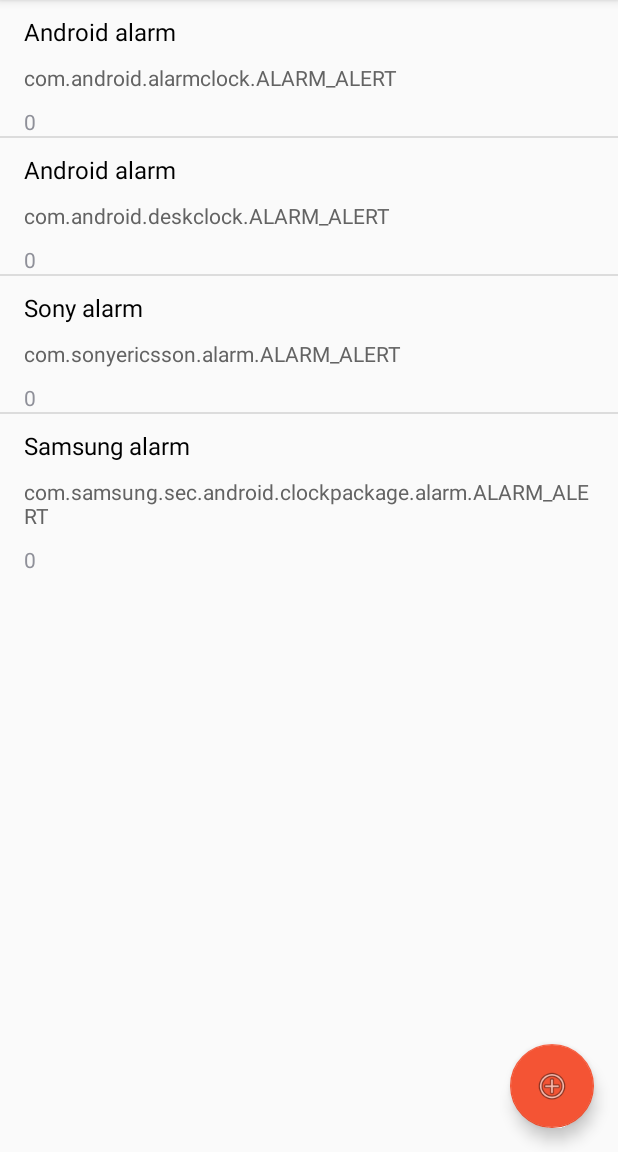
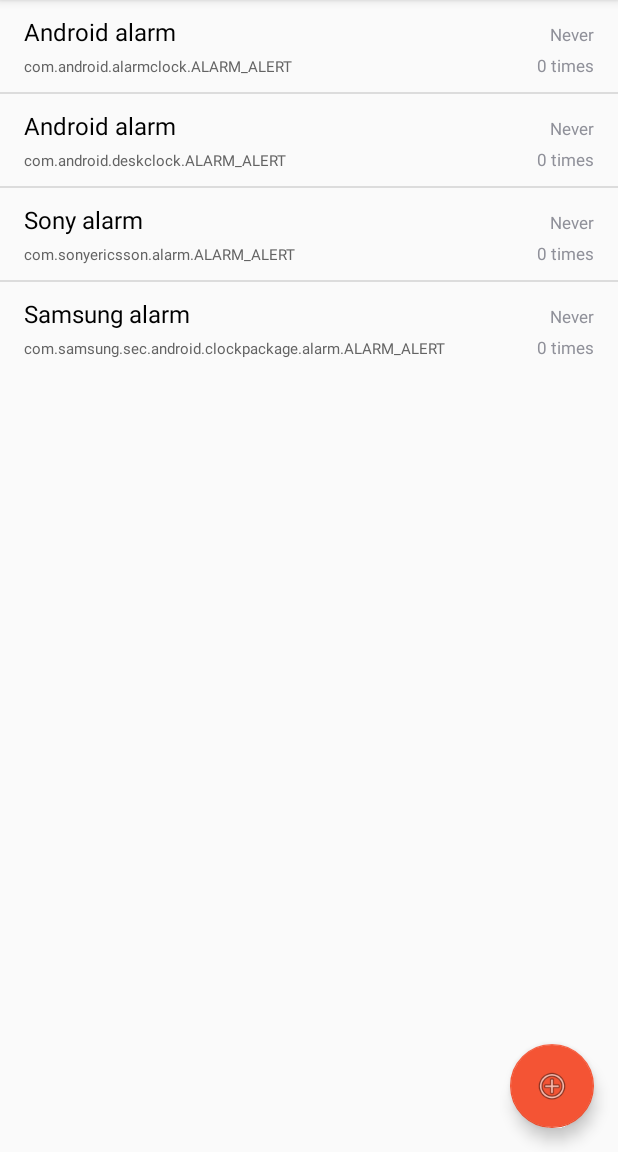
Before and after one commit to pixento/broadcast-to-mqtt, an Android app: the screen it shows after launch (MainActivity), on a phone screen of 412 x 824 dp, the part 84-1236 px from its top. Run offline under Robolectric (Android 15) with nearby library versions, the phone set to English and light mode, and no system bars; libraries missing offline, so code that uses them is left out: org.eclipse.paho; 9 statements that could not run were skipped.

Commit message:
Improved BC list layout

```diff
--- a/app/src/main/java/pixento/nl/broadcasttomqtt/BroadcastItemAdapter.java
+++ b/app/src/main/java/pixento/nl/broadcasttomqtt/BroadcastItemAdapter.java
@@ -1,11 +1,15 @@
 package pixento.nl.broadcasttomqtt;
 
 import android.content.Context;
+import android.text.format.DateUtils;
 import android.view.LayoutInflater;
 import android.view.View;
 import android.view.ViewGroup;
 import android.widget.BaseAdapter;
 import android.widget.TextView;
+
+import java.util.Date;
+import java.util.Locale;
 
 /**
  * Created by corniel on 30-8-2017.
@@ -65,11 +69,15 @@ public class BroadcastItemAdapter extends BaseAdapter {
         // Set the text views content
         viewHolder.aliasView.setText(item.alias);
         viewHolder.actionView.setText(item.action);
-        viewHolder.countView.setText(Integer.toString(item.count_executed));
+        viewHolder.countView.setText(String.format(Locale.getDefault(), "%d times", item.count_executed));
 
-        String date = "";
+        String date = "Never";
         if(item.last_executed != null) {
-            date = item.last_executed.toString();
+            date = DateUtils.getRelativeTimeSpanString(
+                    item.last_executed.getTime(),
+                    System.currentTimeMillis(),
+                    DateUtils.MINUTE_IN_MILLIS
+            ).toString();
         }
         viewHolder.dateView.setText(date);
 
--- a/app/src/main/res/layout/broadcast_list_item.xml
+++ b/app/src/main/res/layout/broadcast_list_item.xml
@@ -1,5 +1,5 @@
 <?xml version="1.0" encoding="utf-8"?>
-<LinearLayout xmlns:android="http://schemas.android.com/apk/res/android"
+<RelativeLayout xmlns:android="http://schemas.android.com/apk/res/android"
               android:layout_width="match_parent"
               android:layout_height="match_parent"
               android:layout_marginBottom="?attr/listPreferredItemPaddingLeft"
@@ -10,46 +10,48 @@
         android:id="@+id/bc_alias"
         android:layout_width="match_parent"
         android:layout_height="wrap_content"
-        android:paddingEnd="16dp"
-        android:paddingStart="16dp"
-        android:paddingTop="10dp"
+        android:layout_marginEnd="16dp"
+        android:layout_marginStart="16dp"
+        android:layout_marginTop="10dp"
         android:textColor="#000000"
         android:text="A sample alias"
         android:textAppearance="@style/TextAppearance.AppCompat.Subhead"/>
 
     <TextView
         android:id="@+id/intent_action"
-        android:layout_width="match_parent"
+        android:layout_width="wrap_content"
         android:layout_height="wrap_content"
-        android:paddingBottom="10dp"
-        android:paddingEnd="16dp"
-        android:paddingStart="16dp"
-        android:paddingTop="10dp"
+        android:layout_marginBottom="10dp"
+        android:layout_marginEnd="16dp"
+        android:layout_marginStart="16dp"
+        android:layout_marginTop="5dp"
         android:textColor="#636363"
+        android:layout_below="@id/bc_alias"
         android:text="nl.pixento.ACTION"
-        android:textAppearance="@style/TextAppearance.AppCompat.Small"
+        android:textSize="10sp"
         />
 
-    <LinearLayout
-        android:layout_width="match_parent"
-        android:layout_height="match_parent"
-        android:orientation="horizontal">
+    <TextView
+        android:id="@+id/last_time"
+        android:layout_width="wrap_content"
+        android:layout_height="wrap_content"
+        android:layout_marginStart="16dp"
+        android:layout_marginEnd="16dp"
+        android:layout_alignParentEnd="true"
+        android:layout_alignBaseline="@id/bc_alias"
+        android:text="TextView"
+        android:textSize="11sp"
+        />
 
-        <TextView
-            android:id="@+id/count"
-            android:layout_width="wrap_content"
-            android:layout_height="wrap_content"
-            android:paddingStart="16dp"
-            android:paddingEnd="16dp"
-            android:text="TextView"/>
-
-        <TextView
-            android:id="@+id/last_time"
-            android:layout_width="match_parent"
-            android:layout_height="wrap_content"
-            android:paddingStart="16dp"
-            android:paddingEnd="16dp"
-            android:text="TextView"/>
-    </LinearLayout>
-
-</LinearLayout>
+    <TextView
+        android:id="@+id/count"
+        android:layout_width="wrap_content"
+        android:layout_height="wrap_content"
+        android:layout_marginStart="16dp"
+        android:layout_marginEnd="16dp"
+        android:text="TextView"
+        android:layout_alignParentEnd="true"
+        android:layout_alignBaseline="@+id/intent_action"
+        android:textSize="11sp"
+        />
+</RelativeLayout>
```
